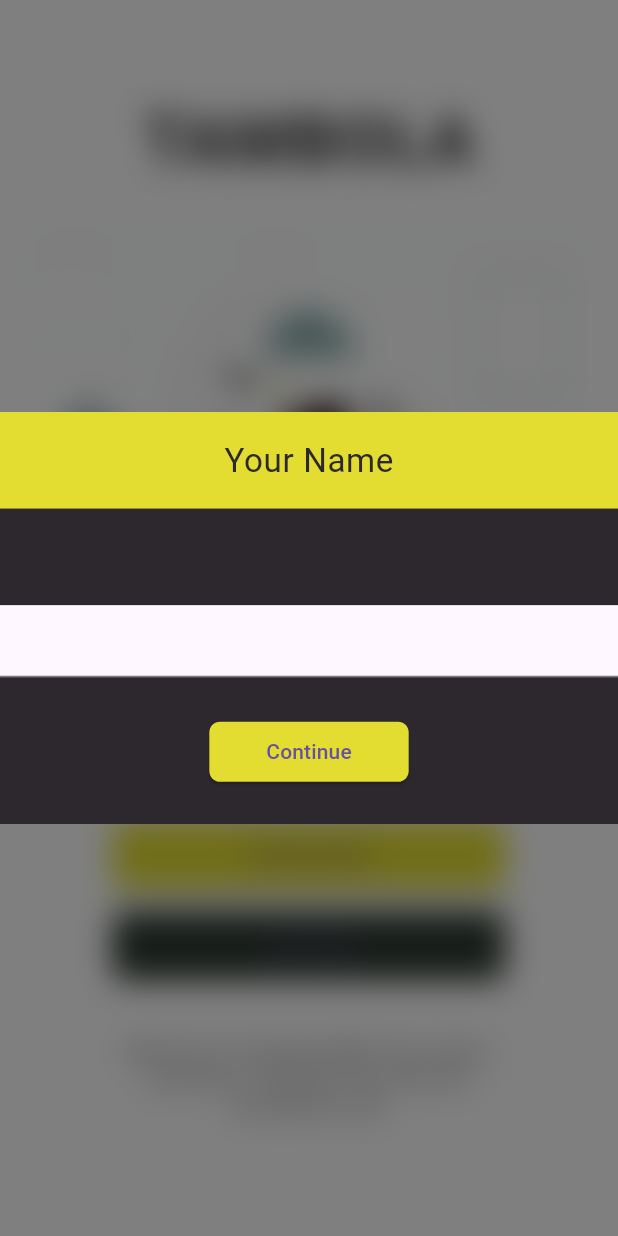
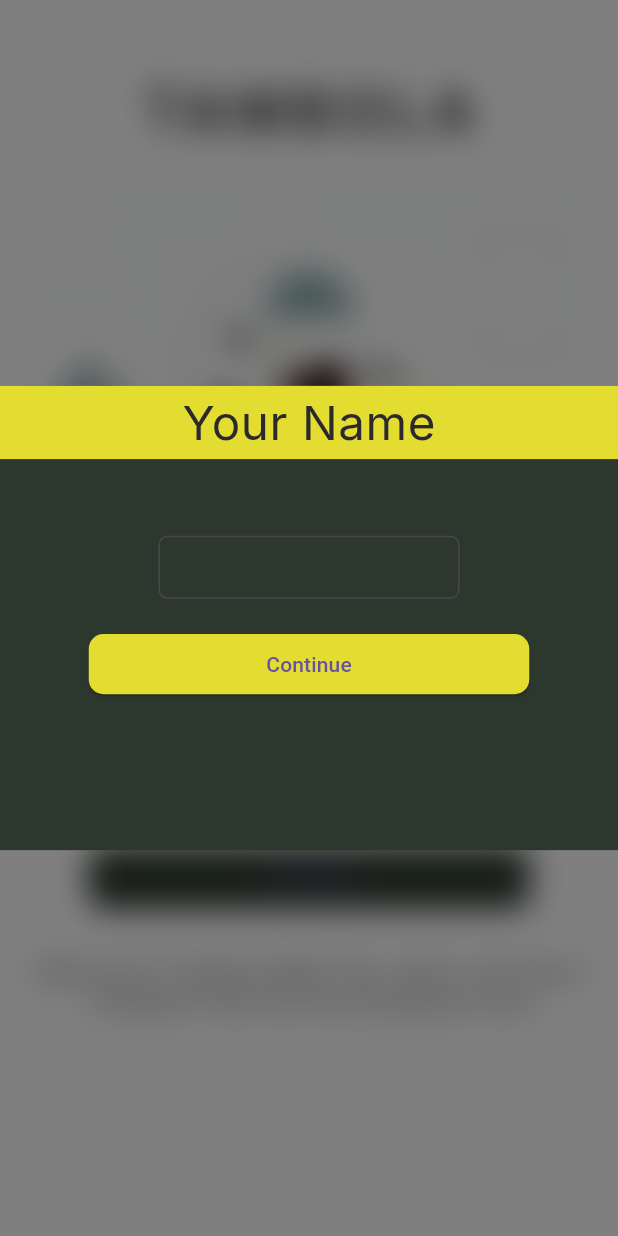
Before and after one commit to russianbulbasaur/tambola-flutter, a Flutter app: the screen it shows after launch, after a tap on "Create Game", on a phone screen of 412 x 824 dp. Run offline on Flutter 3.47's test engine with Material 3 defaults, Android fonts, the phone set to English and light mode, and no system bars; our stand-ins replace flutter_bloc, flutter_screenutil, google_fonts; accounts and stored records are empty.

Commit message:
UI fixes

```diff
--- a/lib/common/app_button.dart
+++ b/lib/common/app_button.dart
@@ -15,7 +15,7 @@ class AppButton extends StatelessWidget {
     style: ButtonStyle(backgroundColor: WidgetStatePropertyAll(backgroundColor),
     fixedSize: WidgetStatePropertyAll(size),
     shape: WidgetStatePropertyAll(RoundedRectangleBorder(borderRadius:
-    BorderRadius.circular(16.r)))),
+    BorderRadius.circular(10.r)))),
     child: Row(mainAxisAlignment: MainAxisAlignment.center,
       children: [
         child,
--- a/lib/common/resources.dart
+++ b/lib/common/resources.dart
@@ -14,7 +14,7 @@ class Resources{
     primaryColorDark: const Color(0xff2c382e),
     dividerColor: const Color(0xff7F8068),
     textTheme: TextTheme(
-      bodySmall: GoogleFonts.roboto()
+      bodySmall: GoogleFonts.inter()
     )
   );
 
--- a/lib/dialogs/name_dialog.dart
+++ b/lib/dialogs/name_dialog.dart
@@ -3,7 +3,6 @@ import 'dart:math';
 import 'package:flutter/material.dart';
 import 'package:flutter_screenutil/flutter_screenutil.dart';
 import 'package:tambola/common/resources.dart';
-import 'package:tambola/repositories/user_repository/user_repository.dart';
 
 import '../common/app_button.dart';
 import '../models/user.dart';
@@ -21,26 +20,47 @@ class _NameDialogState extends State<NameDialog> {
   Widget build(BuildContext context) {
     return Container(
       margin: EdgeInsets.only(bottom: MediaQuery.of(context).viewPadding.bottom),
-      decoration: BoxDecoration(color: Theme.of(context).dialogBackgroundColor),
-      height: MediaQuery.of(context).size.height/3,
+      decoration: BoxDecoration(color: Theme.of(context).primaryColorDark),
+      height: 317.h,
       child: dialogContent(),
     );
   }
 
   Widget dialogContent(){
-    return Column(children: [
-      titleBanner(),
-      SizedBox(height: 50.h,),
-      nameField(),
-      SizedBox(height: 20.h,),
-      createButton(context)
-    ],);
+    return Stack(fit: StackFit.expand,
+      children: [
+        Align(alignment: Alignment.topCenter,
+          child: titleBanner(),),
+        Column(mainAxisAlignment: MainAxisAlignment.center,
+          crossAxisAlignment: CrossAxisAlignment.center,
+          children: [
+            nameField(),
+            SizedBox(height: 20.h,),
+            createButton(context)
+          ],
+        )
+      ],
+    );
   }
 
 
   Widget nameField(){
-    return Material(
-        child: TextField(controller: _nameController,));
+    return Material(color: Colors.transparent,
+      child: Container(width: 190.w,
+        height: 43.h,
+        color: Colors.transparent,
+        child: TextField(controller: _nameController,
+        textAlign: TextAlign.center,
+        style: Theme.of(context).textTheme.bodySmall!.copyWith(
+          color: Colors.white
+        ),
+        decoration: InputDecoration(border:
+        OutlineInputBorder(borderRadius: BorderRadius.circular(6.r),
+        borderSide: BorderSide(color: Colors.white70)),
+        fillColor: Theme.of(context).primaryColorDark,
+        filled: true),),
+      ),
+    );
   }
 
   Widget titleBanner(){
@@ -49,14 +69,14 @@ class _NameDialogState extends State<NameDialog> {
       child: Center(
         child:Text("Your Name",
           style: Theme.of(context).textTheme.bodySmall!.copyWith(
-              fontSize: 50.sp,
+              fontSize: 30.sp,
               color: Theme.of(context).dialogBackgroundColor
           ),),
       ),);
   }
 
   Widget createButton(BuildContext subContext){
-    return AppButton(size: Size(300.w,50.w),
+    return AppButton(size: Size(278.w,41.h),
         backgroundColor: Theme.of(context).secondaryHeaderColor,
         onPressed:  createUser,
         child: Text("Continue"));
--- a/lib/main.dart
+++ b/lib/main.dart
@@ -12,7 +12,7 @@ class TambolaApp extends StatelessWidget {
 
   @override
   Widget build(BuildContext context) {
-    return ScreenUtilInit(designSize: const Size(930,640),
+    return ScreenUtilInit(designSize: const Size(390,844),
     builder: (_,child){
       return MaterialApp(
         theme: Resources.lightThemeData,
--- a/lib/models/ticket.dart
+++ b/lib/models/ticket.dart
@@ -29,10 +29,10 @@ class Ticket{
 
   List<TicketNumberTile> threeColumnTiles(int column){
     HashSet<int> choices = HashSet();
-    List<int> startPoints = [1,11,21,31,41,51,61,71,81]; // Min values for columns
+    List<int> startPoints = [1,10,20,30,40,50,60,70,80]; // Min values for columns
     int startPoint = startPoints[column];
-    for(int i=0;i<10;i++){
-      choices.add(startPoint+i); //eg col 0 will start from 1 and end at 1+9 = 10;
+    for(int i=0;i<9;i++){
+      choices.add(startPoint+i); //eg col 0 will start from 1 and end at 1+8 = 9;
     }
     //3 choices
     List<TicketNumberTile> columnTiles = [];
--- a/lib/screens/components/board_component.dart
+++ b/lib/screens/components/board_component.dart
@@ -27,12 +27,13 @@ class BoardComponent extends StatelessWidget {
 
 
   Widget numberTile(BoardNumberTile tile){
-    return Container(height: 70.w,width: 70.w,
+    return Container(height: 33.h,width: 33.w,
       padding: const EdgeInsets.all(4),
       child: CircleAvatar(backgroundColor:
       (tile.isCalled?Theme.of(subContext).dividerColor:Colors.white),child:
       Text(tile.number.toString(),style: Theme.of(subContext).textTheme.bodySmall!.copyWith(
-          fontSize: 30.sp,
+          fontSize: 15.sp,
+          fontWeight: FontWeight.w400,
           color: (tile.isCalled?Colors.white:Colors.black)
       ),),),
     );
--- a/lib/screens/welcome_screen.dart
+++ b/lib/screens/welcome_screen.dart
@@ -22,7 +22,7 @@ class _WelcomeScreenState extends State<WelcomeScreen> {
       body:
       SingleChildScrollView(
         child: Padding(
-          padding: EdgeInsets.only(left: 20.w,top:50.h,right: 20.w,bottom: 50.h),
+          padding: EdgeInsets.only(top:50.h,bottom: 50.h),
           child: body(),
         ),
       ),);
@@ -45,8 +45,8 @@ class _WelcomeScreenState extends State<WelcomeScreen> {
       crossAxisAlignment:CrossAxisAlignment.center,children: [
       Text("TAMBOLA",style:
       Theme.of(context).textTheme.bodySmall!.copyWith(
-          fontWeight: FontWeight.bold,
-          fontSize: 100.sp,
+          fontWeight: FontWeight.w600,
+          fontSize: 36.sp,
         letterSpacing: 5.w
       ),),
       SizedBox(height: 10.h,),
@@ -57,28 +57,26 @@ class _WelcomeScreenState extends State<WelcomeScreen> {
   Widget footerText(){
     return Text("Welcome to Tambola Web! Tap, match, and shout 'Tambola!' Dive into the excitement now!",
       style: Theme.of(context).textTheme.bodySmall!.copyWith(
-          fontSize: 30.sp
+          fontSize: 14.sp,
+        fontWeight: FontWeight.w400
       ),
     textAlign: TextAlign.center,);
   }
 
   Widget buttonsAndFooter(){
-    return Padding(
-      padding: EdgeInsets.only(left: 150.w,right: 150.w),
-      child: Column(children: [
-        AppButton(size: Size(MediaQuery.of(context).size.width,35.h),
+    return Column(children: [
+      AppButton(size: Size(278.w,41.h),
           backgroundColor:Theme.of(context).secondaryHeaderColor,
           child: const Text("Create Game"),
           onPressed: () => initUserDialog(const CreateGameDialog())),
       SizedBox(height: 10.h,),
-        AppButton(size: Size(MediaQuery.of(context).size.width,35.h),
+      AppButton(size: Size(278.w,41.h),
           backgroundColor:Theme.of(context).primaryColorDark,
           child: const Text("Join Game"),
           onPressed: () => initUserDialog(const JoinGameDialog())),
       SizedBox(height: 30.h,),
       footerText()
-      ],),
-    );
+    ],);
   }
 
   void initUserDialog(Widget child) async{
@@ -90,7 +88,6 @@ class _WelcomeScreenState extends State<WelcomeScreen> {
               child: Wrap(children: [
                 Transform.scale(
                   scaleX: anim1.value,
-                  scaleY: anim1.value,
                   child: const NameDialog(),
                 )
               ],),
@@ -98,7 +95,7 @@ class _WelcomeScreenState extends State<WelcomeScreen> {
           );
         }, pageBuilder: (BuildContext context, Animation<double> animation, Animation<double> secondaryAnimation) {
           return child;
-        });
+        },transitionDuration: const Duration(milliseconds: 700));
     if(Resources.user!=null) createDialog(child);
   }
 
@@ -111,7 +108,6 @@ class _WelcomeScreenState extends State<WelcomeScreen> {
                child: Wrap(children: [
                  Transform.scale(
                    scaleX: anim1.value,
-                   scaleY: anim1.value,
                    child: child,
                  )
                ],),
@@ -119,6 +115,6 @@ class _WelcomeScreenState extends State<WelcomeScreen> {
            );
         }, pageBuilder: (BuildContext context, Animation<double> animation, Animation<double> secondaryAnimation) {
            return child;
-        });
+        },transitionDuration: const Duration(milliseconds: 700));
   }
 }
```
Also changed, not shown: lib/bottom_sheets/waiting_for_players_host_sheet.dart (+41 -16 lines), lib/bottom_sheets/waiting_for_players_player_sheet.dart (+44 -19 lines), lib/dialogs/create_game_dialog.dart (+20 -15 lines), lib/dialogs/join_game_dialog.dart (+47 -28 lines), lib/screens/arena/host_board_screen.dart (+2 -25 lines), lib/screens/arena/players_ticket_screen.dart (+2 -26 lines), lib/screens/components/callout_component.dart (added, +38 -0 lines), lib/screens/components/ticket_component.dart (+16 -15 lines), 4 other files. Lines whose indentation alone changed are shown as unchanged.
